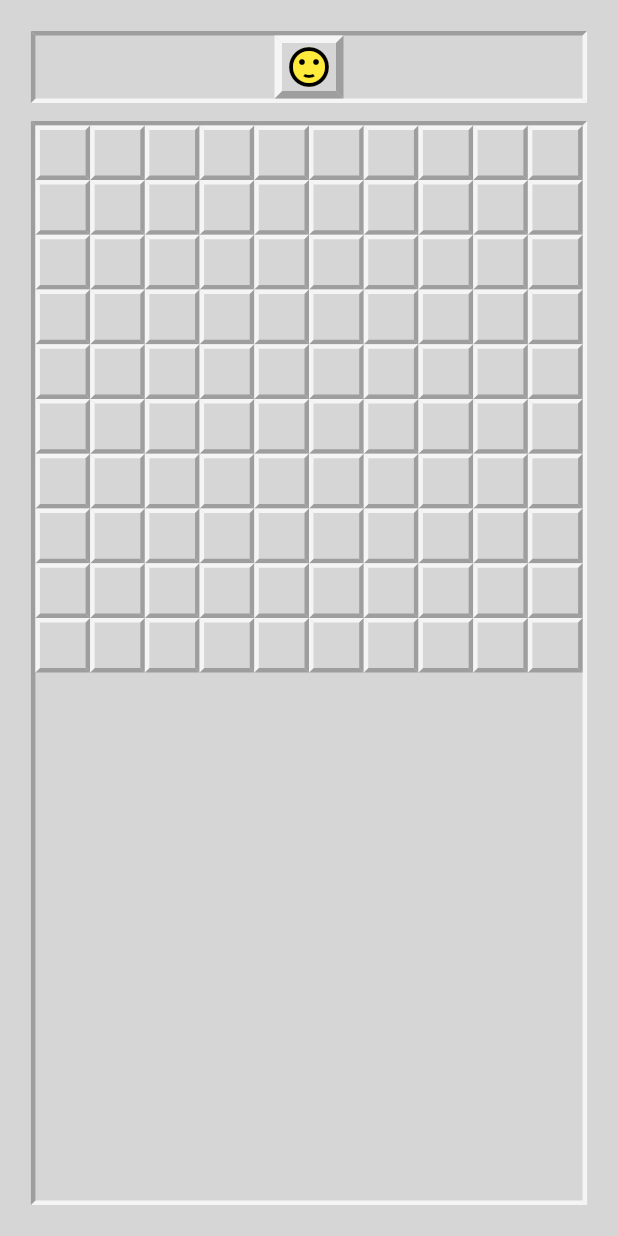
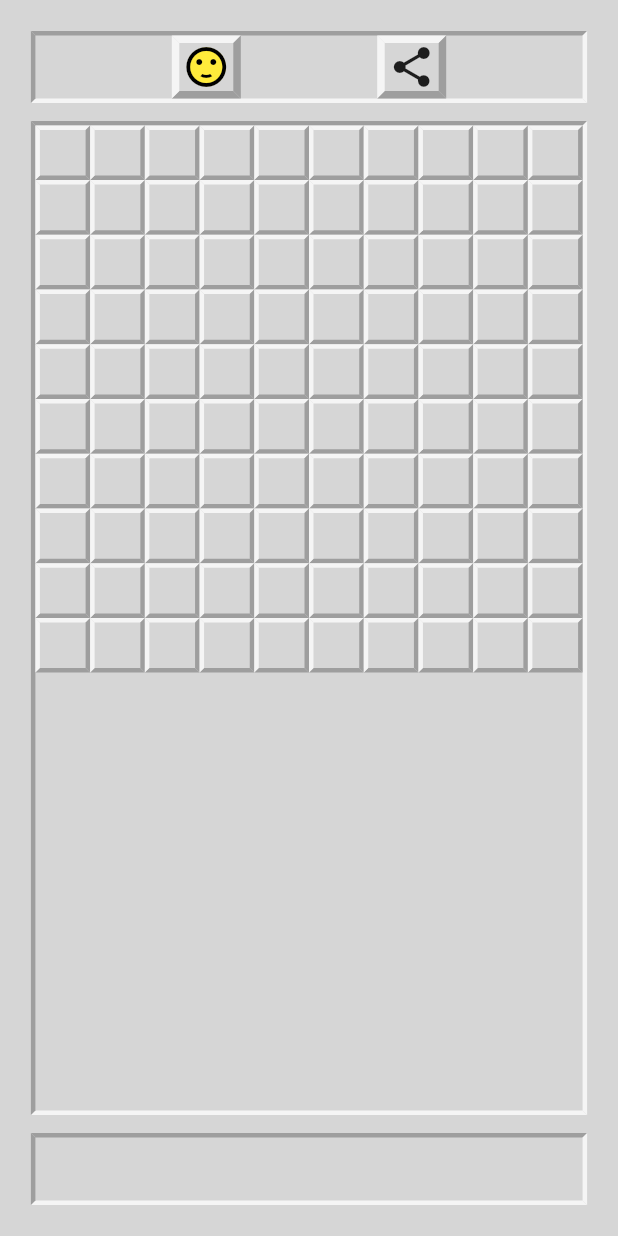
Before and after one commit to feroldi/minesweeper, a Flutter app: the screen it shows after launch, on a phone screen of 412 x 824 dp. Run offline on Flutter 3.47's test engine with Material 2 defaults, Android fonts, the phone set to English and light mode, and no system bars; our stand-ins replace async_redux, cloud_firestore; accounts and stored records are empty.

```diff
--- a/business/lib/minesweeper/models/board_state.dart
+++ b/business/lib/minesweeper/models/board_state.dart
@@ -6,16 +6,29 @@ import 'package:business/minesweeper/models/board_status.dart';
 import 'package:business/minesweeper/models/place.dart';
 import 'package:business/minesweeper/models/place_kind.dart';
 import 'package:business/minesweeper/models/place_state_type.dart';
+import 'package:business/minesweeper/models/player_type.dart';
 import 'package:business/minesweeper/models/pos.dart';
 
 class BoardState {
+  String boardID;
   BoardOptions options;
   List<Place> board;
+  PlayerType playerType;
 
-  BoardState({this.options, this.board});
+  BoardState({this.boardID, this.options, this.board, this.playerType});
 
-  BoardState copyWith({BoardOptions options, List<Place> board}) =>
-      BoardState(options: options ?? this.options, board: board ?? this.board);
+  BoardState copyWith({
+    String boardID,
+    BoardOptions options,
+    List<Place> board,
+    PlayerType playerType,
+  }) =>
+      BoardState(
+        boardID: boardID ?? this.boardID,
+        options: options ?? this.options,
+        board: board ?? this.board,
+        playerType: playerType ?? this.playerType,
+      );
 
   int positionToIndex(Pos pos) => options.dimensions.positionToIndex(pos);
 
@@ -56,6 +69,17 @@ class BoardState {
             kind: kinds[index]));
     return BoardState(
       options: options,
+      board: _computeNeighbourMinesCount(options.dimensions, board),
+    );
+  }
+
+  // TODO: Maybe use only PlaceStateType to update the board? Actually, the
+  // best approach is to represent the board as a map of Pos to Place, so we
+  // can listen to document changes instead of whole document.
+  BoardState updatePlaceStates(List<Place> places) {
+    final board = List<Place>.generate(options.dimensions.length,
+        (index) => places[index].copyWith(pos: indexToPosition(index)));
+    return this.copyWith(
       board: _computeNeighbourMinesCount(options.dimensions, board),
     );
   }
--- a/business/lib/minesweeper/models/place.dart
+++ b/business/lib/minesweeper/models/place.dart
@@ -1,3 +1,4 @@
+import 'package:flutter/foundation.dart' show describeEnum;
 import 'package:quiver/core.dart' show hash2;
 
 import 'package:business/minesweeper/models/place_kind.dart';
@@ -46,6 +47,11 @@ class Place {
   factory Place.toggle(Place place) =>
       place.copyWith(state: _nextPlaceStateType(place.state));
 
+  Map<String, dynamic> toJson() => <String, dynamic>{
+        "kind": describeEnum(kind),
+        "state": describeEnum(state),
+      };
+
   bool operator ==(Object o) =>
       o is Place &&
       o.runtimeType == this.runtimeType &&
--- /dev/null
+++ b/business/lib/minesweeper/models/player_type.dart
@@ -0,0 +1,4 @@
+enum PlayerType {
+  player,
+  spectator,
+}
--- a/business/pubspec.yaml
+++ b/business/pubspec.yaml
@@ -10,6 +10,7 @@ dependencies:
     sdk: flutter
   quiver: ^2.0.5
   async_redux: ^2.4.2
+  cloud_firestore: ^0.13.0
 
 dev_dependencies:
   flutter_test:
--- a/client/lib/minesweeper/board_page_widget.dart
+++ b/client/lib/minesweeper/board_page_widget.dart
@@ -20,20 +20,25 @@ class BoardPage extends StatelessWidget {
   final int totalMines;
   final List<Place> boardData;
   final BoardStatus gameplayStatus;
+  final String streamingBoardID;
   final Function(Place place) onTileTap;
   final Function(Place place) onTilePress;
   final VoidCallback onPlayerReactionButtonTap;
+  final VoidCallback onCreateSpectatorBoard;
 
   BoardPage({
+    Key key,
     @required this.rows,
     @required this.columns,
     @required this.totalMines,
     @required this.boardData,
     @required this.gameplayStatus,
+    @required this.streamingBoardID,
     @required this.onTileTap,
     @required this.onTilePress,
     @required this.onPlayerReactionButtonTap,
-  });
+    @required this.onCreateSpectatorBoard,
+  }) : super(key: key);
 
   @override
   Widget build(BuildContext context) {
@@ -57,8 +62,10 @@ class BoardPage extends StatelessWidget {
         child: Column(
           children: <Widget>[
             buildBoardHeader(
-                gameplayStatus: gameplayStatus,
-                onPlayerReactionButtonTap: onPlayerReactionButtonTap),
+              gameplayStatus: gameplayStatus,
+              onPlayerReactionButtonTap: onPlayerReactionButtonTap,
+              onCreateSpectatorBoard: onCreateSpectatorBoard,
+            ),
             SizedBox(height: 12.0),
             Expanded(
               child: Container(
@@ -73,6 +80,19 @@ class BoardPage extends StatelessWidget {
                 child: board,
               ),
             ),
+            SizedBox(height: 12.0),
+            Container(
+              height: 48.0,
+              decoration: BoxDecoration(
+                border: Border(
+                  top: BorderSide(width: 3.0, color: Colors.grey),
+                  left: BorderSide(width: 3.0, color: Colors.grey),
+                  bottom: BorderSide(width: 3.0, color: Colors.grey[100]),
+                  right: BorderSide(width: 3.0, color: Colors.grey[100]),
+                ),
+              ),
+              child: Center(child: SelectableText(streamingBoardID ?? "")),
+            ),
           ],
         ),
       ),
@@ -80,8 +100,11 @@ class BoardPage extends StatelessWidget {
   }
 }
 
-Container buildBoardHeader(
-    {BoardStatus gameplayStatus, VoidCallback onPlayerReactionButtonTap}) {
+Container buildBoardHeader({
+  BoardStatus gameplayStatus,
+  VoidCallback onPlayerReactionButtonTap,
+  VoidCallback onCreateSpectatorBoard,
+}) {
   return Container(
     height: 48.0,
     decoration: BoxDecoration(
@@ -92,15 +115,23 @@ Container buildBoardHeader(
         right: BorderSide(width: 3.0, color: Colors.grey[100]),
       ),
     ),
-    child: Center(
-        child: buildPlayerReactionButton(
+    child: Row(
+      mainAxisAlignment: MainAxisAlignment.spaceEvenly,
+      children: <Widget>[
+        buildPlayerReactionButton(
             gameplayStatus: gameplayStatus,
-            onPlayerReactionButtonTap: onPlayerReactionButtonTap)),
+            onPlayerReactionButtonTap: onPlayerReactionButtonTap),
+        buildCreateSpectatorBoardButton(
+            onCreateSpectatorBoard: onCreateSpectatorBoard),
+      ],
+    ),
   );
 }
 
-GestureDetector buildPlayerReactionButton(
-    {BoardStatus gameplayStatus, VoidCallback onPlayerReactionButtonTap}) {
+GestureDetector buildPlayerReactionButton({
+  BoardStatus gameplayStatus,
+  VoidCallback onPlayerReactionButtonTap,
+}) {
   final playerReaction = Container(
     width: 46.0,
     height: 46.0,
@@ -140,6 +171,29 @@ GestureDetector buildPlayerReactionButton(
   return GestureDetector(
     onTap: onPlayerReactionButtonTap,
     child: playerReaction,
+  );
+}
+
+GestureDetector buildCreateSpectatorBoardButton({
+  VoidCallback onCreateSpectatorBoard,
+}) {
+  final shareButton = Container(
+    width: 46.0,
+    height: 46.0,
+    decoration: BoxDecoration(
+      border: Border(
+        top: BorderSide(width: 5.0, color: Colors.grey[100]),
+        left: BorderSide(width: 5.0, color: Colors.grey[100]),
+        bottom: BorderSide(width: 5.0, color: Colors.grey),
+        right: BorderSide(width: 5.0, color: Colors.grey),
+      ),
+    ),
+    child: Icon(Icons.share, size: 32.0),
+  );
+
+  return GestureDetector(
+    onTap: onCreateSpectatorBoard,
+    child: shareButton,
   );
 }
 
--- a/client/pubspec.yaml
+++ b/client/pubspec.yaml
@@ -23,6 +23,7 @@ dependencies:
     sdk: flutter
   quiver: ^2.0.5
   async_redux: ^2.4.2
+  cloud_firestore: ^0.13.0
 
   # The following adds the Cupertino Icons font to your application.
   # Use with the CupertinoIcons class for iOS style icons.
```
Also changed, not shown: business/lib/minesweeper/actions/board_base_action.dart (added, +14 -0 lines), business/lib/minesweeper/actions/board_command_action.dart (added, +19 -0 lines), business/lib/minesweeper/actions/create_random_board_action.dart (added, +16 -0 lines), business/lib/minesweeper/actions/create_spectator_board_action.dart (added, +30 -0 lines), business/lib/minesweeper/actions/manage_player_board_stream_action.dart (added, +38 -0 lines), business/lib/minesweeper/actions/reveal_places_action.dart (renamed from business/lib/minesweeper/actions/board_actions.dart, +5 -57 lines), business/lib/minesweeper/actions/toggle_place_action.dart (added, +22 -0 lines), business/lib/minesweeper/actions/trigger_mine_explosion_action.dart (added, +19 -0 lines), business/lib/minesweeper/actions/update_firestore_board_action.dart (added, +23 -0 lines), client/lib/minesweeper/board_page_CONNECTOR_widget.dart (+20 -2 lines), business/pubspec.lock, client/pubspec.lock, 3 other files.
